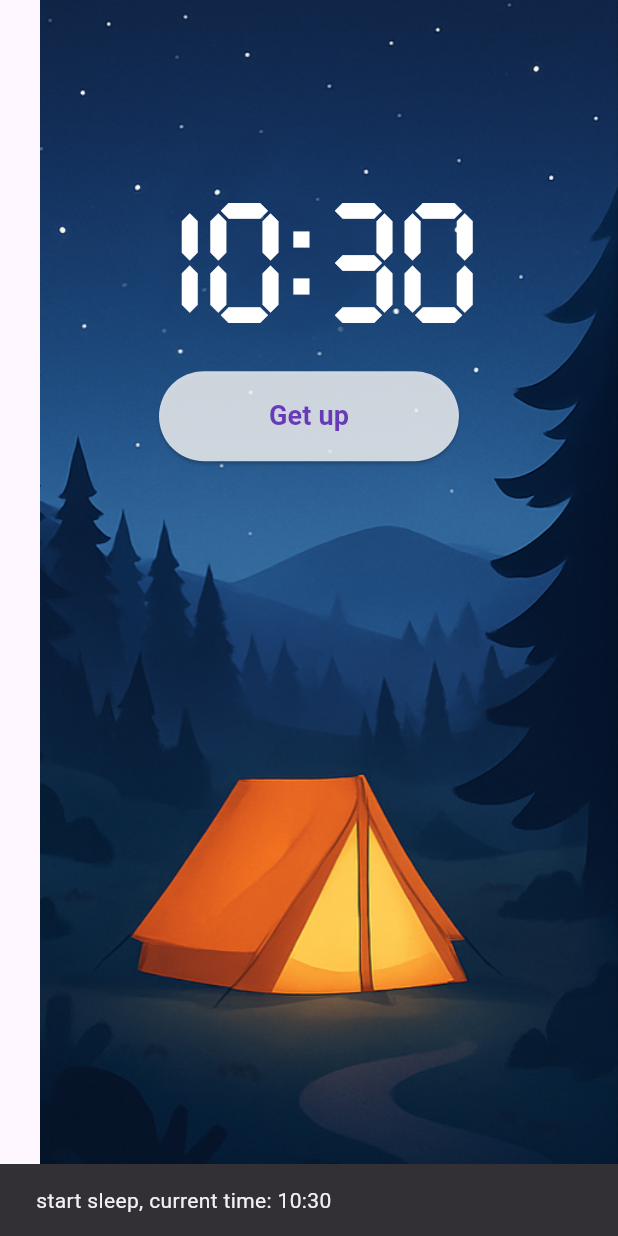
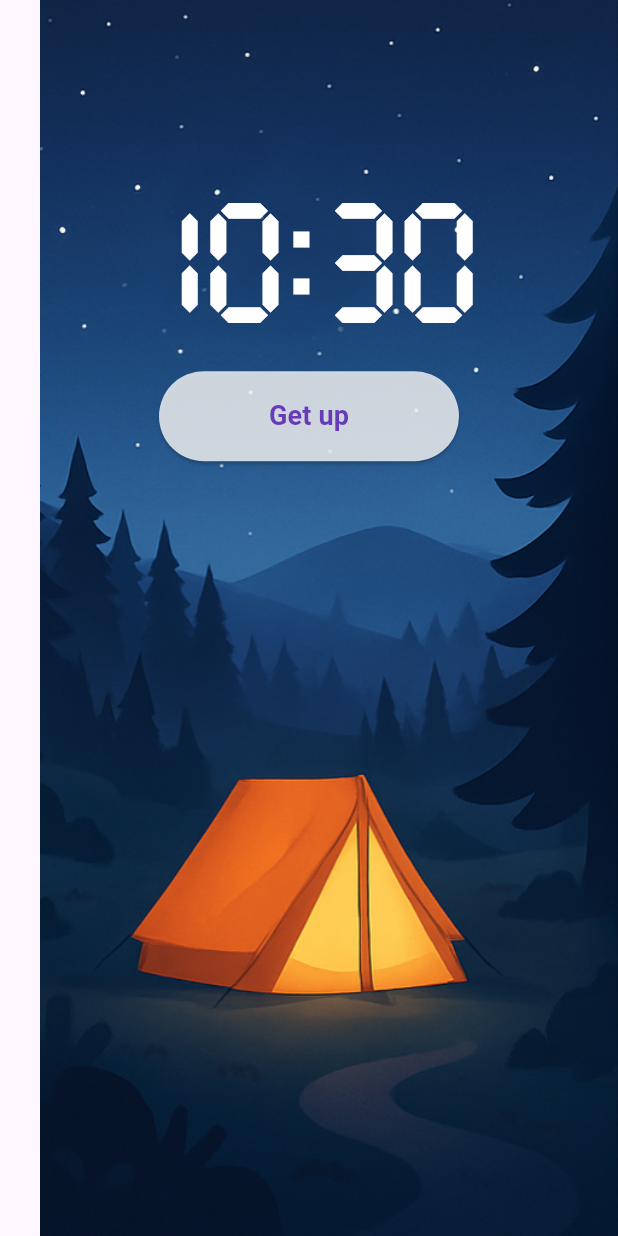
Before and after one commit to deepsleep-project/app, a Flutter app: the screen it shows after launch, after a tap on "Go to bed", on a phone screen of 412 x 824 dp. Run offline on Flutter 3.47's test engine with Material 3 defaults, Android fonts, the light colour scheme and no system bars; our stand-ins replace fl_chart, flutter_local_notifications, shared_preferences; missing offline and left inert: alarm, android_intent_plus; network calls fail.

Commit message:
Feat: add animation on sleep status switch

```diff
--- a/lib/home_page.dart
+++ b/lib/home_page.dart
@@ -261,7 +261,6 @@ class _HomePageState extends State<HomePage> with SingleTickerProviderStateMixin
     _notifyServer();
     _notifyDesktopWidget();
 
-    _showSnackBar('start sleep, current time: $_formattedTime');
   }
 
   Future<void> _endSleep() async {
@@ -308,8 +307,6 @@ class _HomePageState extends State<HomePage> with SingleTickerProviderStateMixin
 
     _notifyServer();
     _notifyDesktopWidget();
-
-    _showSnackBar('wake up, curent time: $_formattedTime');
   }
 
   Future<void> _notifyDesktopWidget() async {
@@ -405,11 +402,20 @@ class _HomePageState extends State<HomePage> with SingleTickerProviderStateMixin
 @override
   Widget build(BuildContext context) {
     final screenHeight = MediaQuery.of(context).size.height;
-    if (_isSleeping) {
-      return FadeTransition(
-        opacity: _animation,
-        child: Scaffold(
-          body: PageView(
+    return AnimatedSwitcher(
+      duration: const Duration(milliseconds: 800),
+      switchInCurve: Curves.easeIn,
+      switchOutCurve: Curves.easeOut,
+      child: _isSleeping
+          ? _buildSleepingView(screenHeight)
+          : _buildAwakeView(screenHeight),
+    );
+  }
+
+  Widget _buildSleepingView(double screenHeight) {
+    return Scaffold(
+      key: ValueKey('sleeping'), // 关键：不同 key 才会触发动画
+      body: PageView(
         scrollDirection: Axis.vertical,
         physics: _isSleeping ? const NeverScrollableScrollPhysics() : const ClampingScrollPhysics(),
         children: [
@@ -471,10 +477,13 @@ class _HomePageState extends State<HomePage> with SingleTickerProviderStateMixin
           ),
         ],
       ),
-    )
-      );
-    } else {
-      return Scaffold(
+    );
+  }
+
+  Widget _buildAwakeView(double screenHeight) {
+    return Scaffold(
+      key: ValueKey('awake'),
+      body: Scaffold(
       body: PageView(
         scrollDirection: Axis.vertical,
         physics: const ClampingScrollPhysics(),
@@ -655,8 +664,8 @@ class _HomePageState extends State<HomePage> with SingleTickerProviderStateMixin
           ),
         ],
       ),
+    ),
     );
-    }
   }
 
   // Helper method to build a button widget with common styles
```
